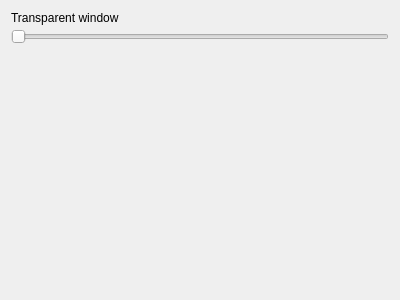
Before: the Qt Designer form src/globaloptions/globaloptionswindowwidget.ui in QQxiaoming/quardCRT, drawn with Qt 5.
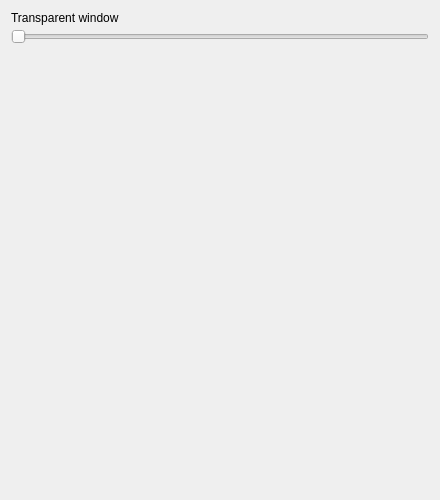
After: the same form once the commit is applied.

```diff
--- a/src/globaloptions/globaloptionswindowwidget.ui
+++ b/src/globaloptions/globaloptionswindowwidget.ui
@@ -6,10 +6,16 @@
    <rect>
     <x>0</x>
     <y>0</y>
-    <width>400</width>
-    <height>300</height>
+    <width>440</width>
+    <height>500</height>
    </rect>
   </property>
+  <property name="sizePolicy">
+   <sizepolicy hsizetype="Expanding" vsizetype="Expanding">
+    <horstretch>0</horstretch>
+    <verstretch>0</verstretch>
+   </sizepolicy>
+  </property>
   <layout class="QVBoxLayout" name="verticalLayout">
    <property name="spacing">
     <number>4</number>
@@ -43,12 +49,15 @@
    <item>
     <spacer name="verticalSpacer">
      <property name="orientation">
-      <enum>Qt::Orientation::Vertical</enum>
+      <enum>Qt::Vertical</enum>
+     </property>
+     <property name="sizeType">
+      <enum>QSizePolicy::MinimumExpanding</enum>
      </property>
      <property name="sizeHint" stdset="0">
       <size>
        <width>20</width>
-       <height>40</height>
+       <height>0</height>
       </size>
      </property>
     </spacer>
```
Left out of the diff: 2 changed lines with no effect on the pictures.
